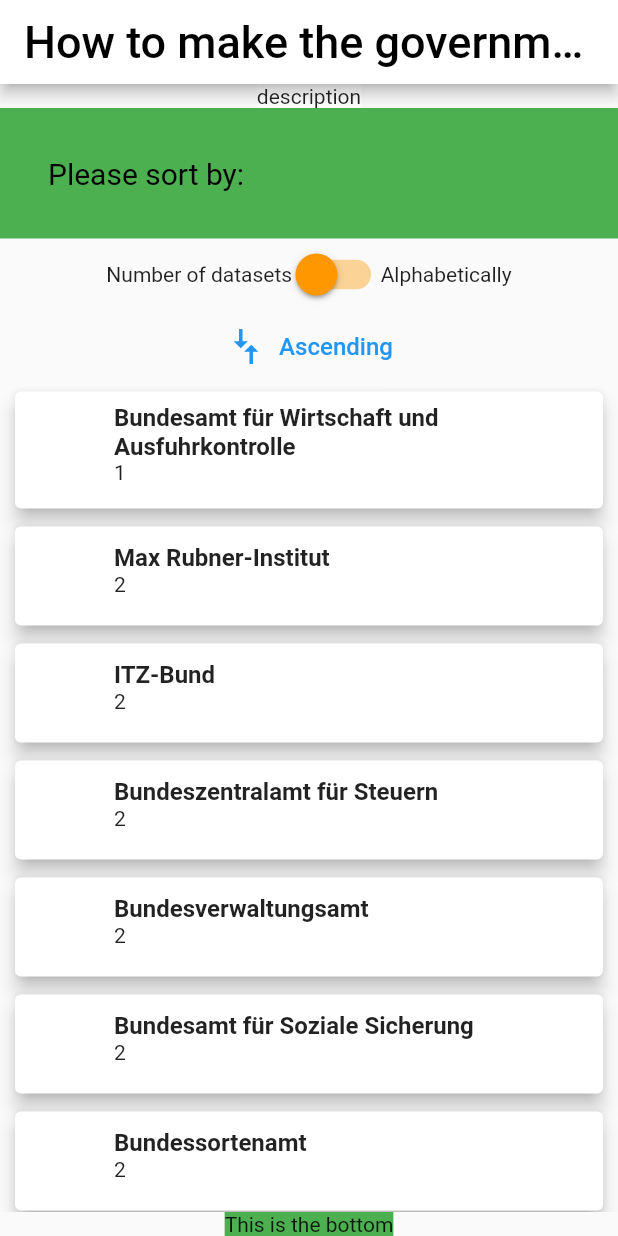
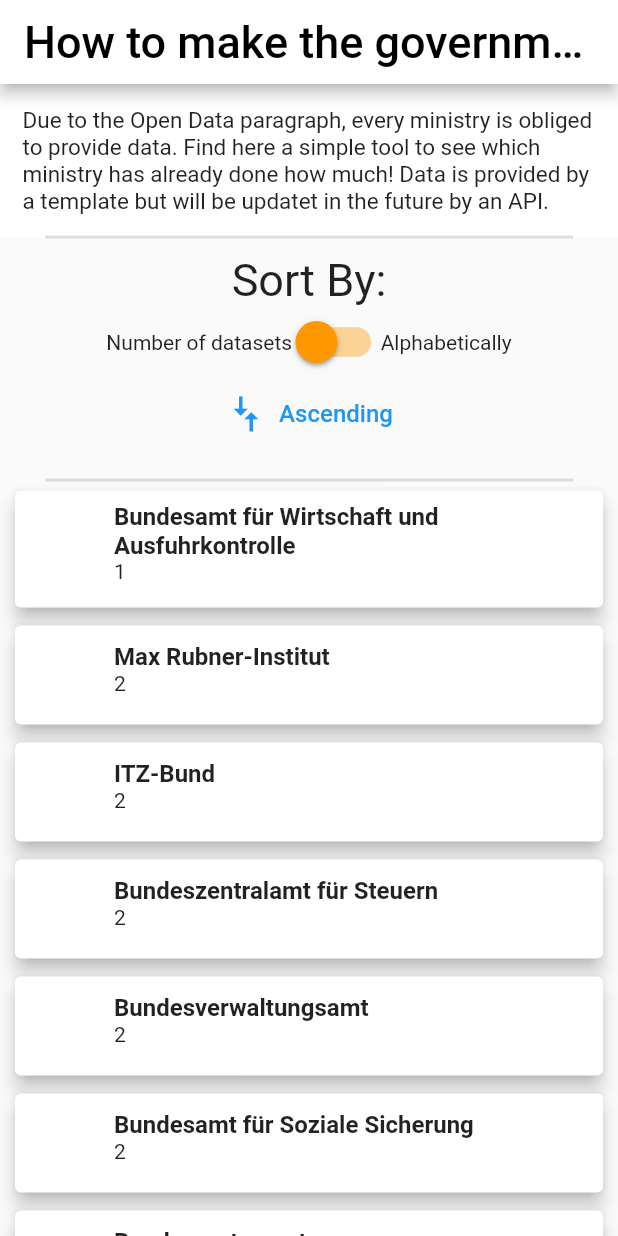
Before and after one commit to leoooncl/Tech4Germany_Solution, a Flutter app: the screen it shows after launch, after a tap on "Descending", on a phone screen of 412 x 824 dp. Run offline on Flutter 3.47's test engine with Material 2 defaults, Android fonts, the phone set to English and light mode, and no system bars; missing offline and left inert: dart:html.

Commit message:
Last UI fixes

```diff
--- a/t4gopengov/lib/home_screen.dart
+++ b/t4gopengov/lib/home_screen.dart
@@ -1,3 +1,4 @@
+//Import Stuff
 import 'dart:convert'; // to convert Json file
 import 'dart:html';
 import 'dart:ui';
@@ -6,7 +7,6 @@ import 'package:flutter/material.dart';
 import 'package:flutter/services.dart' as rootBundle;
 import 'package:http/http.dart' as http;
 import 'package:t4gopengov/GovData.dart'; //imports http protocol
-import 'mycheckbox.dart';
 
 //Classes
 class HomeScreen extends StatefulWidget {
@@ -33,14 +33,32 @@ class _HomeScreenState extends State<HomeScreen> {
         backgroundColor: Colors.white,
       ),
       body: Column(
-        // Zeilen in denen die verschiedenen Elemente aufgelistet sind
         children: [
-          /*1* Sorting*/
+          /*Description*/
           Container(
-            child: const Text('description'),
+            child: const Text(
+              'Due to the Open Data paragraph, every ministry is obliged to provide data. Find here a simple tool to see which ministry has already done how much! Data is provided by a template but will be updatet in the future by an API.',
+              style: TextStyle(fontSize: 15),
+            ),
             color: Colors.white,
+            padding: EdgeInsets.all(15),
           ),
-          sortingSection,
+          const Divider(
+            height: 1.0,
+            thickness: 2.0,
+            endIndent: 30.0,
+            indent: 30.0,
+          ),
+          SizedBox(
+            height: 10.0,
+          ),
+          Container(
+            alignment: Alignment.center,
+            child: const Text(
+              'Sort By:',
+              style: TextStyle(fontSize: 30),
+            ),
+          ),
           Row(
             mainAxisAlignment: MainAxisAlignment.center,
             crossAxisAlignment: CrossAxisAlignment.center,
@@ -60,6 +78,15 @@ class _HomeScreenState extends State<HomeScreen> {
               style: TextStyle(fontSize: 16),
             ),
             onPressed: () => setState(() => isDescending = !isDescending),
+          ),
+          const SizedBox(
+            height: 20.0,
+          ),
+          const Divider(
+            height: 1.0,
+            thickness: 2.0,
+            endIndent: 30.0,
+            indent: 30.0,
           ),
           /*2* List*/
           Expanded(
@@ -144,16 +171,8 @@ class _HomeScreenState extends State<HomeScreen> {
                       );
                     }
                   })),
-          Container(
-            child: const Text('This is the bottom'),
-            color: Colors.green,
-          )
         ],
       ),
-      //floatingActionButton: const FloatingActionButton(
-      //onPressed: null,
-      //child: Text('cick'),
-      //),
     );
   }
 
@@ -170,34 +189,6 @@ class _HomeScreenState extends State<HomeScreen> {
         ),
       );
 
-  // Widget and Textfield for the selection of Dataset and Alphabet
-  Widget sortingSection = Container(
-    padding: const EdgeInsets.all(32),
-    decoration: BoxDecoration(color: Colors.green),
-    child: Column(
-      crossAxisAlignment:
-          CrossAxisAlignment.start, //don't know some kind of align
-      children: [
-        const Text(
-          'Please sort by:',
-          style: TextStyle(
-            color: Colors.black,
-            fontSize: 20,
-          ),
-        ),
-        Container(
-          color: Colors.blue,
-          child: Row(
-            children: const [
-              //MyCheckbox(label: 'Datasets'),
-              //MyCheckbox(label: 'asdf'),
-            ],
-          ),
-        )
-      ],
-    ),
-  );
-
   Future<List<GovData>> readJsonData() async {
     final jsondata = await rootBundle.rootBundle
         .loadString('lib/assets/backend-response.json');
@@ -208,5 +199,3 @@ class _HomeScreenState extends State<HomeScreen> {
         .toList(); //reads Data from Json and sends it to a map
   }
 }
-
-  // HomeScreen({Key? key}) : super(key: key); //"const in front of HomeScreen
```
Also changed, not shown: t4gopengov/lib/checkbox.dart (deleted, +0 -49 lines), t4gopengov/lib/main.dart (+4 -85 lines), t4gopengov/lib/mycheckbox.dart (deleted, +0 -39 lines), t4gopengov/lib/sorting_section.dart (deleted, +0 -9 lines), 1 other file.
